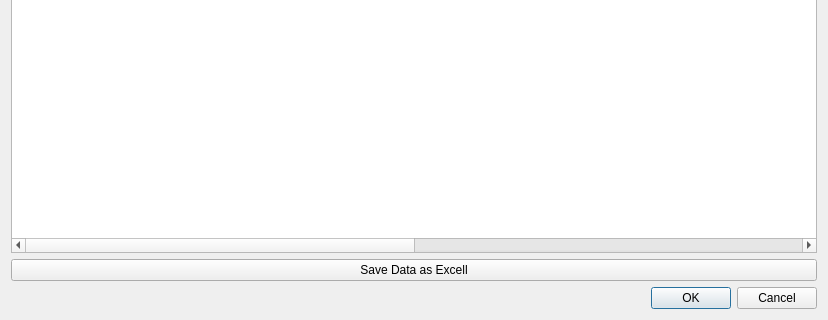
This is FeView/UI/DataTable_Static.ui in motiurce/FeView as Qt 5 draws it before an edit; both pictures show x 0 to 828 and y 233 to 553 of the 828 by 553 pixel window. The edited form follows.
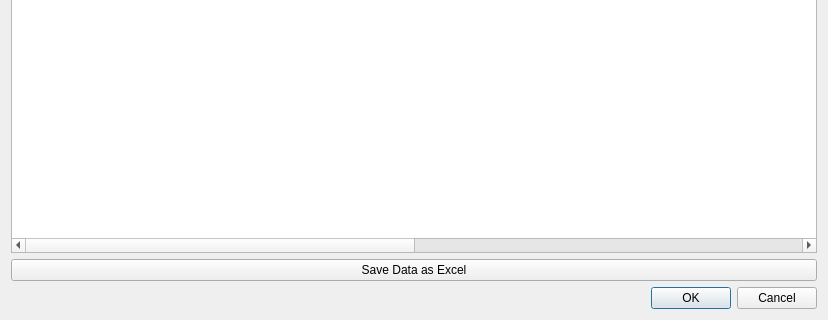
This is the edited form.

```diff
--- a/FeView/UI/DataTable_Static.ui
+++ b/FeView/UI/DataTable_Static.ui
@@ -123,7 +123,7 @@
    <item row="1" column="1">
     <widget class="QPushButton" name="btn_save_data_static">
      <property name="text">
-      <string>Save Data as Excell</string>
+      <string>Save Data as Excel</string>
      </property>
     </widget>
    </item>
```
